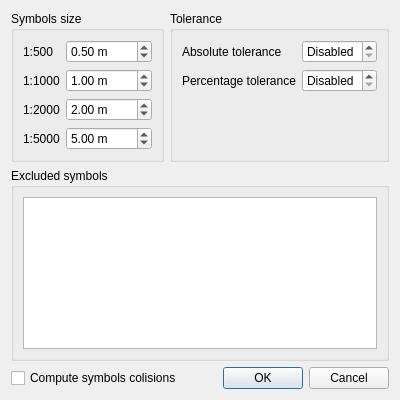
The window that redactiondialog.ui (Kuszki/EW-Statistics) describes before a commit, drawn with Qt 5.
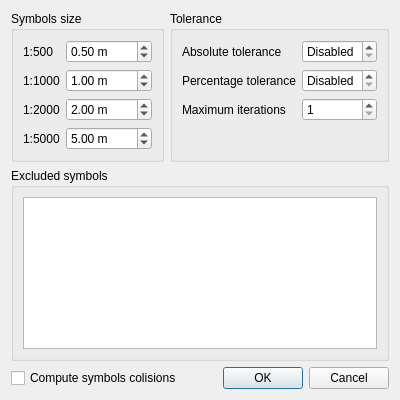
The same window after the commit. Icons and pictures are not drawn.

What changed in the file:
```diff
--- a/redactiondialog.ui
+++ b/redactiondialog.ui
@@ -198,6 +198,23 @@
         </property>
        </widget>
       </item>
+      <item row="2" column="0">
+       <widget class="QLabel" name="iterLabel">
+        <property name="text">
+         <string>Maximum iterations</string>
+        </property>
+       </widget>
+      </item>
+      <item row="2" column="1">
+       <widget class="QSpinBox" name="iterSpin">
+        <property name="minimum">
+         <number>1</number>
+        </property>
+        <property name="maximum">
+         <number>10</number>
+        </property>
+       </widget>
+      </item>
      </layout>
     </widget>
    </item>
```
